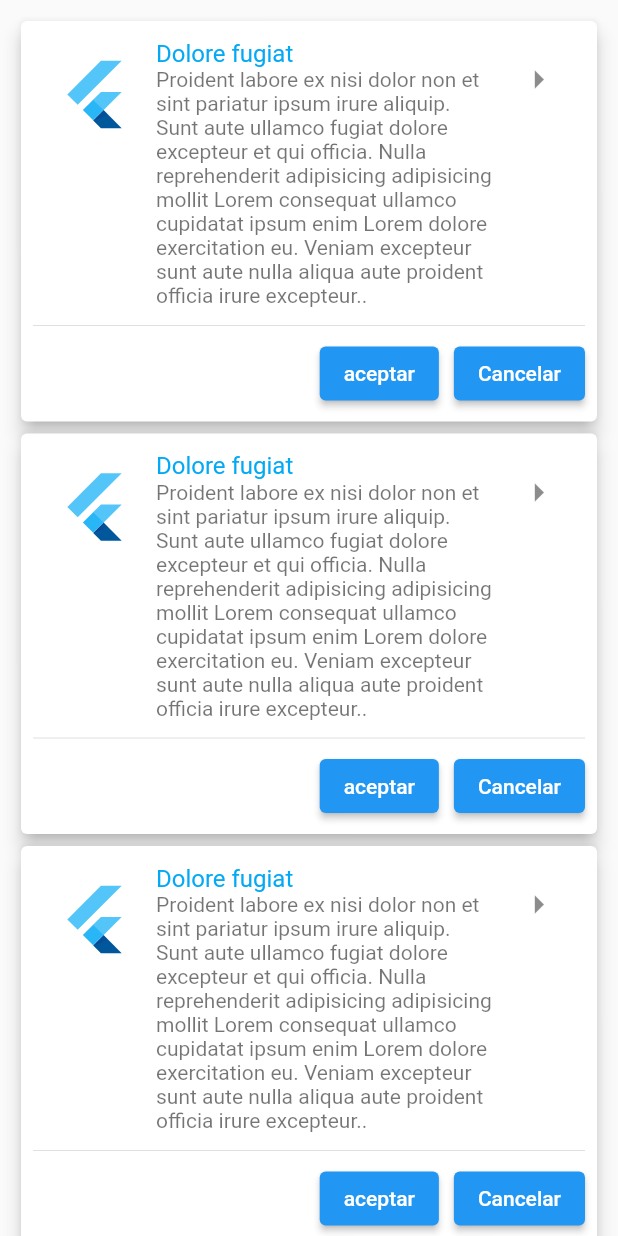
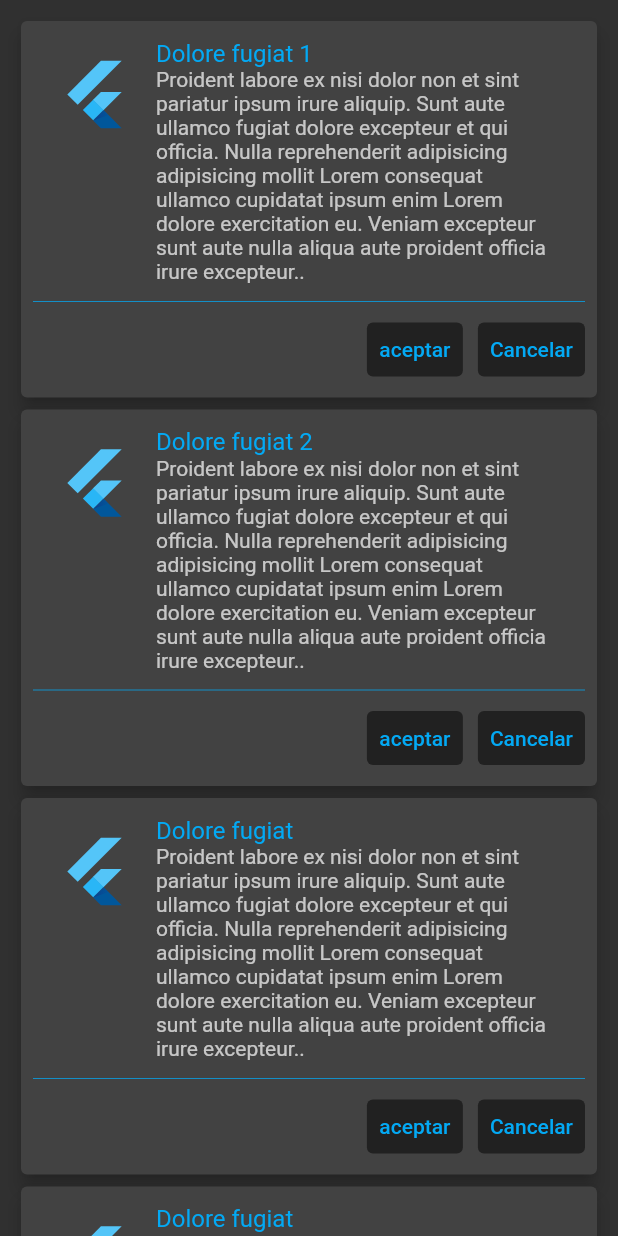
Before and after one commit to apacoder/curso-flutter, a Flutter app: the CardScreen screen opened by its route, on a phone screen of 412 x 824 dp. Run offline on Flutter 3.47's test engine with Material 2 defaults, Android fonts, the phone set to English and light mode, and no system bars.

Commit message:
added text button style to theme data

```diff
--- a/lib/curso/2_componentes/screens/card_screen.dart
+++ b/lib/curso/2_componentes/screens/card_screen.dart
@@ -19,12 +19,12 @@ class CardScreen extends StatelessWidget {
           ),
           children: const [
             CustomCard(
-              title: 'Dolore fugiat',
+              title: 'Dolore fugiat 1',
               subtitle:
                   'Proident labore ex nisi dolor non et sint pariatur ipsum irure aliquip. Sunt aute ullamco fugiat dolore excepteur et qui officia. Nulla reprehenderit adipisicing adipisicing mollit Lorem consequat ullamco cupidatat ipsum enim Lorem dolore exercitation eu. Veniam excepteur sunt aute nulla aliqua aute proident officia irure excepteur..',
             ),
             CustomCard(
-              title: 'Dolore fugiat',
+              title: 'Dolore fugiat 2',
               subtitle:
                   'Proident labore ex nisi dolor non et sint pariatur ipsum irure aliquip. Sunt aute ullamco fugiat dolore excepteur et qui officia. Nulla reprehenderit adipisicing adipisicing mollit Lorem consequat ullamco cupidatat ipsum enim Lorem dolore exercitation eu. Veniam excepteur sunt aute nulla aliqua aute proident officia irure excepteur..',
             ),
--- a/lib/curso/2_componentes/theme/app_theme.dart
+++ b/lib/curso/2_componentes/theme/app_theme.dart
@@ -9,5 +9,11 @@ class AppTheme {
       backgroundColor: primary,
       elevation: 0,
     ),
+    textButtonTheme: TextButtonThemeData(
+      style: TextButton.styleFrom(
+        backgroundColor: Colors.grey[900],
+        primary: primary,
+      ),
+    ),
   );
 }
--- a/lib/curso/2_componentes/widgets/custom_card.dart
+++ b/lib/curso/2_componentes/widgets/custom_card.dart
@@ -27,20 +27,24 @@ class CustomCard extends StatelessWidget {
                 title,
                 style: TextStyle(color: AppTheme.primary),
               ),
-              trailing: const Icon(
-                Icons.arrow_right,
-                size: 30,
-              ),
               subtitle: Text(subtitle),
-              onTap: () {},
+              onTap: () {
+                print(title);
+              },
             ),
-            const Divider(),
+            Divider(thickness: 0.5, color: AppTheme.primary),
             Row(
               mainAxisAlignment: MainAxisAlignment.end,
               children: [
-                ElevatedButton(onPressed: () {}, child: const Text('aceptar')),
+                TextButton(
+                  onPressed: () {},
+                  child: const Text('aceptar'),
+                ),
                 const SizedBox(width: 10),
-                ElevatedButton(onPressed: () {}, child: const Text('Cancelar')),
+                TextButton(
+                  onPressed: () {},
+                  child: const Text('Cancelar'),
+                ),
               ],
             )
           ],
--- a/lib/main.dart
+++ b/lib/main.dart
@@ -1,4 +1,5 @@
 import 'package:examples/curso/2_componentes/screens/screens.dart';
+import 'package:examples/curso/2_componentes/theme/app_theme.dart';
 import 'package:flutter/material.dart';
 
 void main() {
@@ -17,7 +18,7 @@ class MyApp extends StatelessWidget {
       initialRoute: AppRoute.initialRoute,
       routes: AppRoute.getAppRoutes(),
       onGenerateRoute: AppRoute.onGenerateRoute,
-      theme: ThemeData.light(),
+      theme: AppTheme.darkTheme,
     );
   }
 }
```
